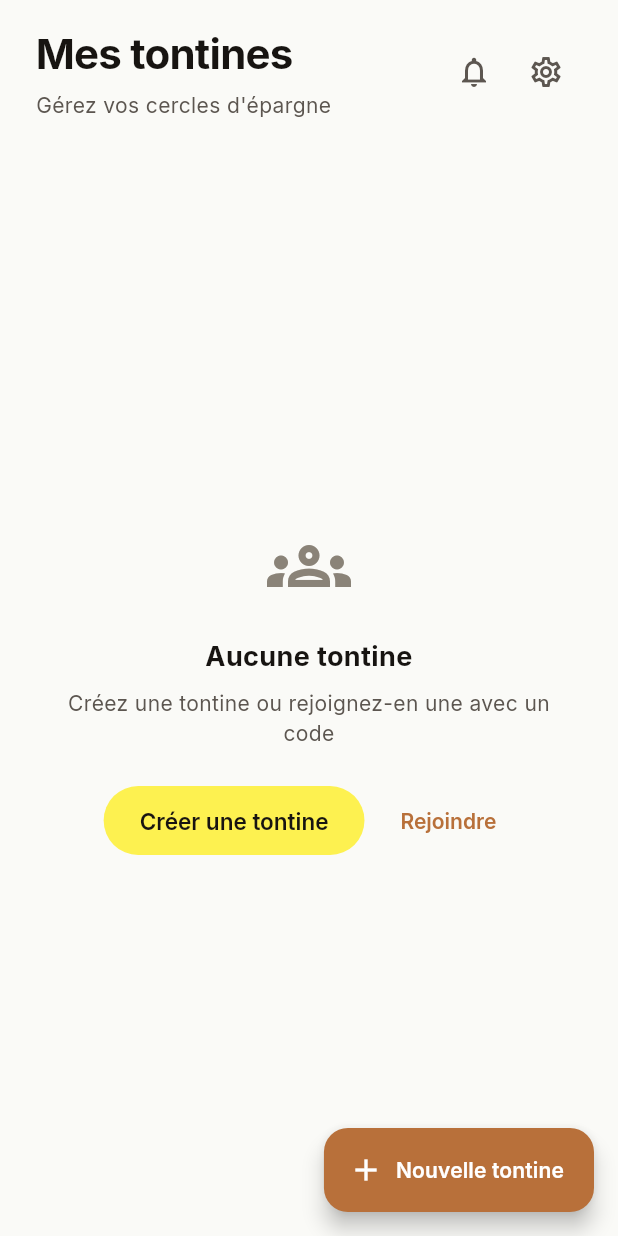
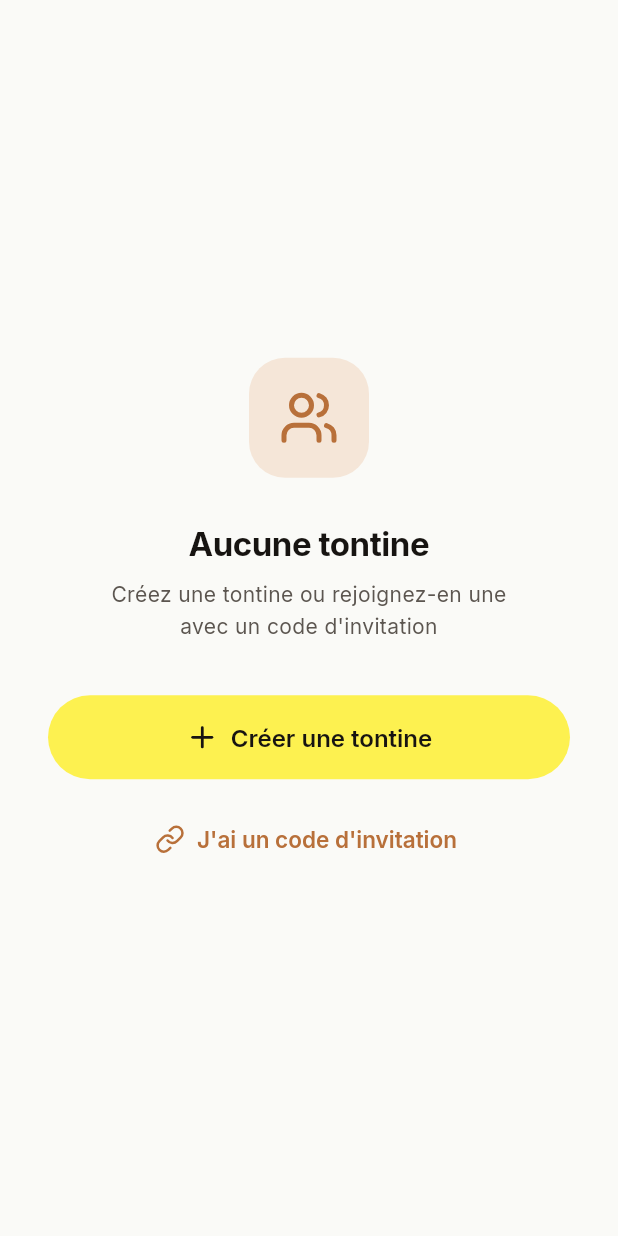
Before and after one commit to rexnigerdeus/masa-labs, a Flutter app: the screen it shows once a user with an empty profile is signed in, on a phone screen of 412 x 824 dp. Run offline on Flutter 3.47's test engine with Material 3 defaults, Android fonts, the phone set to English and light mode, and no system bars; drawn by our look-alikes of flutter_animate; our stand-ins replace flutter_riverpod, go_router, google_fonts, lucide_icons, supabase_flutter; accounts and stored records are empty; network calls fail.

Commit message:
feat: lucide icons + fixed empty state with bigger button
- Replaced Material icons with Lucide icons (modern, consistent)
- Empty state: fixed non-scrollable screen, centered vertically
- Empty state: bigger 'Créer une tontine' button (56px, full width)
- Empty state: 'J'ai un code d'invitation' text button below
- FAB hidden when no tontines (empty state has its own CTA)
- Phone format: digits only, no spaces

```diff
--- a/rondo/lib/features/auth/screens/login_screen.dart
+++ b/rondo/lib/features/auth/screens/login_screen.dart
@@ -3,6 +3,7 @@ import 'package:flutter_riverpod/flutter_riverpod.dart';
 import 'package:go_router/go_router.dart';
 import 'package:google_fonts/google_fonts.dart';
 import 'package:flutter_animate/flutter_animate.dart';
+import 'package:lucide_icons/lucide_icons.dart';
 
 import '../../../core/theme/app_theme.dart';
 import '../../../core/providers.dart';
@@ -138,9 +139,9 @@ class _LoginScreenState extends ConsumerState<LoginScreen> {
                 controller: _phoneController,
                 keyboardType: TextInputType.number,
                 inputFormatters: [PhoneInputFormatter()],
-                decoration: const InputDecoration(
+                decoration: InputDecoration(
                   hintText: '0700000000',
-                  prefixIcon: Icon(Icons.phone_outlined),
+                  prefixIcon: const Icon(LucideIcons.phone, size: 20),
                 ),
               ).animate().fadeIn(delay: 250.ms, duration: 400.ms),
 
@@ -161,12 +162,13 @@ class _LoginScreenState extends ConsumerState<LoginScreen> {
                 obscureText: _obscurePassword,
                 decoration: InputDecoration(
                   hintText: '••••••••',
-                  prefixIcon: const Icon(Icons.lock_outline),
+                  prefixIcon: const Icon(LucideIcons.lock, size: 20),
                   suffixIcon: IconButton(
                     icon: Icon(
                       _obscurePassword
-                          ? Icons.visibility_off_outlined
-                          : Icons.visibility_outlined,
+                          ? LucideIcons.eyeOff
+                          : LucideIcons.eye,
+                      size: 20,
                     ),
                     onPressed: () {
                       setState(() => _obscurePassword = !_obscurePassword);
--- a/rondo/lib/features/auth/screens/register_screen.dart
+++ b/rondo/lib/features/auth/screens/register_screen.dart
@@ -3,6 +3,7 @@ import 'package:flutter_riverpod/flutter_riverpod.dart';
 import 'package:go_router/go_router.dart';
 import 'package:google_fonts/google_fonts.dart';
 import 'package:flutter_animate/flutter_animate.dart';
+import 'package:lucide_icons/lucide_icons.dart';
 
 import '../../../core/theme/app_theme.dart';
 import '../../../core/providers.dart';
@@ -163,12 +164,13 @@ class _RegisterScreenState extends ConsumerState<RegisterScreen> {
                 obscureText: _obscurePassword,
                 decoration: InputDecoration(
                   hintText: 'Minimum 6 caractères',
-                  prefixIcon: const Icon(Icons.lock_outline),
+                  prefixIcon: const Icon(LucideIcons.lock, size: 20),
                   suffixIcon: IconButton(
                     icon: Icon(
                       _obscurePassword
-                          ? Icons.visibility_off_outlined
-                          : Icons.visibility_outlined,
+                          ? LucideIcons.eyeOff
+                          : LucideIcons.eye,
+                      size: 20,
                     ),
                     onPressed: () {
                       setState(() => _obscurePassword = !_obscurePassword);
@@ -236,11 +238,7 @@ class _RegisterScreenState extends ConsumerState<RegisterScreen> {
                 child: Row(
                   crossAxisAlignment: CrossAxisAlignment.start,
                   children: [
-                    const Icon(
-                      Icons.lock_outline,
-                      color: AppTheme.rondo,
-                      size: 20,
-                    ),
+                    const Icon(LucideIcons.shieldCheck, color: AppTheme.rondo, size: 20),
                     const SizedBox(width: 12),
                     Expanded(
                       child: Text(
--- a/rondo/lib/features/tontines/screens/create_tontine_screen.dart
+++ b/rondo/lib/features/tontines/screens/create_tontine_screen.dart
@@ -3,6 +3,7 @@ import 'package:flutter_riverpod/flutter_riverpod.dart';
 import 'package:go_router/go_router.dart';
 import 'package:google_fonts/google_fonts.dart';
 import 'package:flutter_animate/flutter_animate.dart';
+import 'package:lucide_icons/lucide_icons.dart';
 
 import '../../../core/theme/app_theme.dart';
 import '../services/tontine_service.dart';
@@ -206,8 +207,8 @@ class _CreateTontineScreenState extends ConsumerState<CreateTontineScreen> {
                   child: TextField(
                     decoration: InputDecoration(
                       hintText: '${_dateDebut.day}/${_dateDebut.month}/${_dateDebut.year}',
-                      prefixIcon: const Icon(Icons.event_outlined),
-                      suffixIcon: const Icon(Icons.keyboard_arrow_down),
+                      prefixIcon: const Icon(LucideIcons.calendar, size: 20),
+                      suffixIcon: const Icon(LucideIcons.chevronDown, size: 20),
                     ),
                   ),
                 ),
@@ -225,7 +226,7 @@ class _CreateTontineScreenState extends ConsumerState<CreateTontineScreen> {
                 child: Row(
                   crossAxisAlignment: CrossAxisAlignment.start,
                   children: [
-                    const Icon(Icons.info_outline, color: AppTheme.rondo, size: 20),
+                    const Icon(LucideIcons.info, color: AppTheme.rondo, size: 20),
                     const SizedBox(width: 12),
                     Expanded(
                       child: Text(
--- a/rondo/lib/features/tontines/screens/home_screen.dart
+++ b/rondo/lib/features/tontines/screens/home_screen.dart
@@ -3,6 +3,7 @@ import 'package:flutter_riverpod/flutter_riverpod.dart';
 import 'package:go_router/go_router.dart';
 import 'package:google_fonts/google_fonts.dart';
 import 'package:flutter_animate/flutter_animate.dart';
+import 'package:lucide_icons/lucide_icons.dart';
 
 import '../../../core/theme/app_theme.dart';
 import '../../../core/providers.dart';
@@ -11,12 +12,10 @@ import '../../../core/providers.dart';
 final myTontinesProvider =
     FutureProvider<List<Map<String, dynamic>>>((ref) async {
   final service = ref.read(tontineServiceProvider);
-  // L'admin voit ses tontines gérées + celles où il est membre
   try {
     final adminData = await service.getHomeAdmin();
     final membreData = await service.getHomeMembre();
 
-    // Fusionner en évitant les doublons (l'admin est aussi membre de ses tontines)
     final tontineIds = <String>{};
     final allTontines = <Map<String, dynamic>>[];
 
@@ -57,7 +56,6 @@ final myTontinesProvider =
 
     return allTontines;
   } catch (e) {
-    // En cas d'erreur (pas encore membre de tontines), retourner une liste vide
     return [];
   }
 });
@@ -71,7 +69,22 @@ class HomeScreen extends ConsumerWidget {
 
     return Scaffold(
       backgroundColor: AppTheme.bg,
-      body: CustomScrollView(
+      body: tontinesAsync.when(
+        loading: () => const Center(child: CircularProgressIndicator(color: AppTheme.rondo)),
+        error: (error, _) => _EmptyState(
+          onRefresh: () => ref.invalidate(myTontinesProvider),
+        ),
+        data: (tontines) {
+          if (tontines.isEmpty) {
+            // État vide : écran fixe, non scrollable
+            return _EmptyState(
+              onCreate: () => context.push('/create-tontine'),
+              onJoin: () => context.push('/join-tontine'),
+            );
+          }
+
+          // État avec tontines : scrollable
+          return CustomScrollView(
             slivers: [
               // Header
               SliverToBoxAdapter(
@@ -107,11 +120,11 @@ class HomeScreen extends ConsumerWidget {
                         Row(
                           children: [
                             IconButton(
-                            icon: const Icon(Icons.notifications_none, color: AppTheme.muted),
+                              icon: const Icon(LucideIcons.bell, color: AppTheme.muted, size: 22),
                               onPressed: () => context.push('/notifications'),
                             ),
                             IconButton(
-                            icon: const Icon(Icons.settings_outlined, color: AppTheme.muted),
+                              icon: const Icon(LucideIcons.settings, color: AppTheme.muted, size: 22),
                               onPressed: () => context.push('/settings'),
                             ),
                           ],
@@ -122,54 +135,8 @@ class HomeScreen extends ConsumerWidget {
                 ),
               ),
 
-          // Content
-          tontinesAsync.when(
-            loading: () => const SliverFillRemaining(
-              child: Center(child: CircularProgressIndicator(color: AppTheme.rondo)),
-            ),
-            error: (error, _) => SliverFillRemaining(
-              child: _EmptyState(
-                icon: Icons.error_outline,
-                title: 'Une erreur est survenue',
-                subtitle: 'Tirez pour réessayer',
-                onRefresh: () => ref.invalidate(myTontinesProvider),
-              ),
-            ),
-            data: (tontines) {
-              if (tontines.isEmpty) {
-                return SliverFillRemaining(
-                  child: _EmptyState(
-                    icon: Icons.groups_outlined,
-                    title: 'Aucune tontine',
-                    subtitle: 'Créez une tontine ou rejoignez-en une avec un code',
-                    actions: [
-                      Row(
-                        mainAxisAlignment: MainAxisAlignment.center,
-                        children: [
-                          ElevatedButton(
-                            onPressed: () => context.push('/create-tontine'),
-                            child: const Text('Créer une tontine'),
-                          ),
-                          const SizedBox(width: 12),
-                          TextButton(
-                            onPressed: () => context.push('/join-tontine'),
-                            child: Text(
-                              'Rejoindre',
-                              style: GoogleFonts.inter(
-                                fontSize: 14,
-                                fontWeight: FontWeight.w600,
-                                color: AppTheme.rondo,
-                              ),
-                            ),
-                          ),
-                        ],
-                      ),
-                    ],
-                  ),
-                );
-              }
-
-              return SliverList(
+              // Tontines list
+              SliverList(
                 delegate: SliverChildBuilderDelegate(
                   (context, index) {
                     final t = tontines[index];
@@ -183,75 +150,156 @@ class HomeScreen extends ConsumerWidget {
                   },
                   childCount: tontines.length,
                 ),
-              );
-            },
               ),
 
               const SliverToBoxAdapter(child: SizedBox(height: 100)),
             ],
+          );
+        },
       ),
-      // FAB
-      floatingActionButton: FloatingActionButton.extended(
+      // FAB (visible seulement quand il y a des tontines)
+      floatingActionButton: tontinesAsync.maybeWhen(
+        data: (tontines) => tontines.isEmpty
+            ? null
+            : FloatingActionButton.extended(
                 onPressed: () => context.push('/create-tontine'),
                 backgroundColor: AppTheme.rondo,
                 foregroundColor: Colors.white,
-        icon: const Icon(Icons.add),
+                icon: const Icon(LucideIcons.plus, size: 22),
                 label: Text(
                   'Nouvelle tontine',
                   style: GoogleFonts.inter(fontWeight: FontWeight.w600),
                 ),
               ),
+        orElse: () => null,
+      ),
     );
   }
 }
 
+/// État vide : écran fixe centré, non scrollable
 class _EmptyState extends StatelessWidget {
-  final IconData icon;
-  final String title;
-  final String subtitle;
-  final List<Widget>? actions;
+  final VoidCallback? onCreate;
+  final VoidCallback? onJoin;
   final VoidCallback? onRefresh;
 
-  const _EmptyState({
-    required this.icon,
-    required this.title,
-    required this.subtitle,
-    this.actions,
-    this.onRefresh,
-  });
+  const _EmptyState({this.onCreate, this.onJoin, this.onRefresh});
 
   @override
   Widget build(BuildContext context) {
+    // Si onRefresh est défini, c'est une erreur
+    if (onRefresh != null) {
       return Center(
+        child: Column(
+          mainAxisAlignment: MainAxisAlignment.center,
+          children: [
+            const Icon(LucideIcons.alertCircle, size: 48, color: AppTheme.muted2),
+            const SizedBox(height: 16),
+            Text(
+              'Une erreur est survenue',
+              style: GoogleFonts.inter(
+                fontSize: 16,
+                fontWeight: FontWeight.w600,
+                color: AppTheme.text,
+              ),
+            ),
+            const SizedBox(height: 8),
+            Text(
+              'Tirez pour réessayer',
+              style: GoogleFonts.inter(fontSize: 14, color: AppTheme.muted),
+            ),
+          ],
+        ),
+      );
+    }
+
+    // État vide normal : fixe, centré verticalement
+    return SafeArea(
       child: Padding(
         padding: const EdgeInsets.symmetric(horizontal: 32),
         child: Column(
           mainAxisAlignment: MainAxisAlignment.center,
+          crossAxisAlignment: CrossAxisAlignment.center,
           children: [
-            Icon(icon, size: 56, color: AppTheme.muted2),
-            const SizedBox(height: 20),
+            // Icône
+            Container(
+              width: 80,
+              height: 80,
+              decoration: BoxDecoration(
+                color: AppTheme.rondoSoft,
+                borderRadius: BorderRadius.circular(24),
+              ),
+              child: const Icon(
+                LucideIcons.users,
+                size: 40,
+                color: AppTheme.rondo,
+              ),
+            ).animate().fadeIn(duration: 500.ms).scale(begin: const Offset(0.8, 0.8)),
+
+            const SizedBox(height: 28),
+
+            // Titre
             Text(
-              title,
+              'Aucune tontine',
               style: GoogleFonts.inter(
-                fontSize: 18,
+                fontSize: 22,
                 fontWeight: FontWeight.w700,
                 color: AppTheme.text,
+                letterSpacing: -0.3,
               ),
-              textAlign: TextAlign.center,
-            ),
+            ).animate().fadeIn(delay: 100.ms, duration: 400.ms),
+
             const SizedBox(height: 8),
+
+            // Sous-titre
             Text(
-              subtitle,
+              'Créez une tontine ou rejoignez-en une\navec un code d\'invitation',
               style: GoogleFonts.inter(
                 fontSize: 14,
                 color: AppTheme.muted,
+                height: 1.5,
               ),
               textAlign: TextAlign.center,
+            ).animate().fadeIn(delay: 150.ms, duration: 400.ms),
+
+            const SizedBox(height: 36),
+
+            // Bouton Créer (grand)
+            SizedBox(
+              width: double.infinity,
+              height: 56,
+              child: ElevatedButton.icon(
+                onPressed: onCreate,
+                icon: const Icon(LucideIcons.plus, size: 22),
+                label: Text(
+                  'Créer une tontine',
+                  style: GoogleFonts.inter(
+                    fontSize: 16,
+                    fontWeight: FontWeight.w600,
                   ),
-            if (actions != null) ...[
-              const SizedBox(height: 24),
-              ...actions!,
-            ],
+                ),
+              ),
+            ).animate().fadeIn(delay: 200.ms, duration: 400.ms).slideY(begin: 0.1),
+
+            const SizedBox(height: 14),
+
+            // Bouton Rejoindre
+            SizedBox(
+              width: double.infinity,
+              height: 52,
+              child: TextButton.icon(
+                onPressed: onJoin,
+                icon: const Icon(LucideIcons.link, size: 20, color: AppTheme.rondo),
+                label: Text(
+                  'J\'ai un code d\'invitation',
+                  style: GoogleFonts.inter(
+                    fontSize: 15,
+                    fontWeight: FontWeight.w600,
+                    color: AppTheme.rondo,
+                  ),
+                ),
+              ),
+            ).animate().fadeIn(delay: 250.ms, duration: 400.ms).slideY(begin: 0.1),
           ],
         ),
       ),
@@ -328,7 +376,7 @@ class _TontineCard extends StatelessWidget {
                   children: [
                     Expanded(
                       child: _InfoChip(
-                        icon: Icons.savings_outlined,
+                        icon: LucideIcons.piggyBank,
                         label: 'Mise',
                         value: '$mise FCFA',
                       ),
@@ -336,7 +384,7 @@ class _TontineCard extends StatelessWidget {
                     const SizedBox(width: 12),
                     Expanded(
                       child: _InfoChip(
-                        icon: Icons.group_outlined,
+                        icon: LucideIcons.users,
                         label: 'Membres',
                         value: '$nbMembresActifs/$nbMembresTotal',
                       ),
@@ -345,7 +393,7 @@ class _TontineCard extends StatelessWidget {
                     if (tourActuel != null)
                       Expanded(
                         child: _InfoChip(
-                          icon: Icons.emoji_events_outlined,
+                          icon: LucideIcons.trophy,
                           label: 'Tour',
                           value: '$tourActuel',
                         ),
@@ -382,7 +430,7 @@ class _TontineCard extends StatelessWidget {
                     ),
                     child: Row(
                       children: [
-                        const Icon(Icons.alarm, color: AppTheme.warning, size: 16),
+                        const Icon(LucideIcons.alarmClock, color: AppTheme.warning, size: 16),
                         const SizedBox(width: 8),
                         Text(
                           'Cotisation due',
--- a/rondo/lib/features/tontines/screens/join_tontine_screen.dart
+++ b/rondo/lib/features/tontines/screens/join_tontine_screen.dart
@@ -3,6 +3,7 @@ import 'package:flutter_riverpod/flutter_riverpod.dart';
 import 'package:go_router/go_router.dart';
 import 'package:google_fonts/google_fonts.dart';
 import 'package:flutter_animate/flutter_animate.dart';
+import 'package:lucide_icons/lucide_icons.dart';
 
 import '../../../core/theme/app_theme.dart';
 import '../../../core/providers.dart';
@@ -94,7 +95,7 @@ class _JoinTontineScreenState extends ConsumerState<JoinTontineScreen> {
                   color: AppTheme.rondoSoft,
                   borderRadius: BorderRadius.circular(16),
                 ),
-                child: const Icon(Icons.group_add_outlined, color: AppTheme.rondo, size: 28),
+                child: const Icon(LucideIcons.userPlus, color: AppTheme.rondo, size: 28),
               ).animate().fadeIn(duration: 400.ms).scale(begin: const Offset(0.8, 0.8)),
 
               const SizedBox(height: 24),
--- a/rondo/lib/features/tontines/screens/splash_screen.dart
+++ b/rondo/lib/features/tontines/screens/splash_screen.dart
@@ -1,6 +1,7 @@
 import 'package:flutter/material.dart';
 import 'package:go_router/go_router.dart';
 import 'package:google_fonts/google_fonts.dart';
+import 'package:lucide_icons/lucide_icons.dart';
 
 import '../../../core/theme/app_theme.dart';
 
@@ -72,7 +73,7 @@ class _SplashScreenState extends State<SplashScreen>
                         borderRadius: BorderRadius.circular(20),
                       ),
                       child: const Icon(
-                        Icons.groups_rounded,
+                        LucideIcons.users,
                         color: Colors.white,
                         size: 40,
                       ),
--- a/rondo/lib/features/tontines/screens/tontine_detail_screen.dart
+++ b/rondo/lib/features/tontines/screens/tontine_detail_screen.dart
@@ -3,6 +3,7 @@ import 'package:flutter_riverpod/flutter_riverpod.dart';
 import 'package:go_router/go_router.dart';
 import 'package:google_fonts/google_fonts.dart';
 import 'package:flutter_animate/flutter_animate.dart';
+import 'package:lucide_icons/lucide_icons.dart';
 
 import '../../../core/theme/app_theme.dart';
 import '../../../core/providers.dart';
@@ -71,7 +72,7 @@ class _TontineDetailScreenState extends ConsumerState<TontineDetailScreen> {
         title: Text(_tontine?['name'] ?? 'Tontine'),
         actions: [
           IconButton(
-            icon: const Icon(Icons.share_outlined),
+            icon: const Icon(LucideIcons.share2, size: 20),
             onPressed: _tontine != null ? () => _shareCode(_tontine!['invitation_code']) : null,
           ),
         ],
@@ -115,7 +116,7 @@ class _TontineDetailScreenState extends ConsumerState<TontineDetailScreen> {
                                 ),
                                 child: Row(
                                   children: [
-                                    const Icon(Icons.link, color: AppTheme.rondo),
+                                    const Icon(LucideIcons.link, color: AppTheme.rondo),
                                     const SizedBox(width: 12),
                                     Expanded(
                                       child: Column(
@@ -141,7 +142,7 @@ class _TontineDetailScreenState extends ConsumerState<TontineDetailScreen> {
                                       ),
                                     ),
                                     IconButton(
-                                      icon: const Icon(Icons.copy, color: AppTheme.rondo),
+                                      icon: const Icon(LucideIcons.copy, color: AppTheme.rondo, size: 20),
                                       onPressed: () => _shareCode(_tontine!['invitation_code']),
                                     ),
                                   ],
--- a/rondo/pubspec.yaml
+++ b/rondo/pubspec.yaml
@@ -44,6 +44,7 @@ dependencies:
   shared_preferences: ^2.5.3
   google_fonts: ^6.3.2
   flutter_animate: ^4.5.2
+  lucide_icons: ^0.257.0
 
 dev_dependencies:
   flutter_test:
```
Also changed, not shown: rondo/pubspec.lock. Lines whose indentation alone changed are shown as unchanged.
